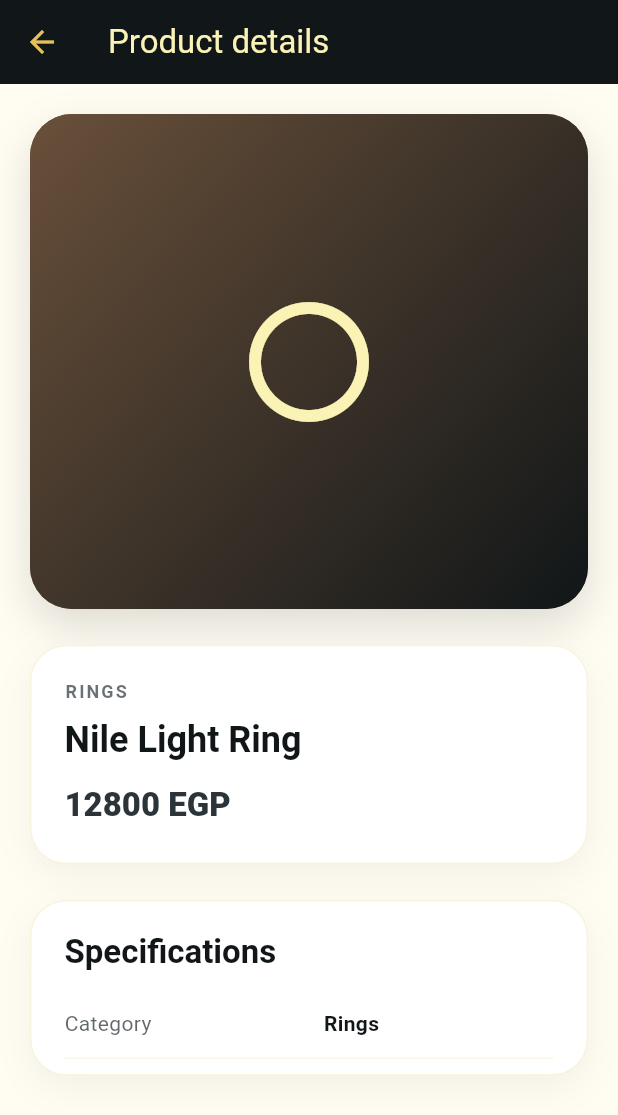
After one commit to mh6168/khan, a Flutter app: the ProductDetailsScreen screen opened directly with sample values from the repository, on a phone screen of 412 x 824 dp. The commit adds this screen. Shown: the top 1115 px of the screen. Run offline on Flutter 3.47's test engine with Material 3 defaults, Android fonts, the phone set to English and light mode, and no system bars; our stand-ins replace cloud_firestore, firebase_auth, firebase_core; accounts and stored records are empty.

Commit message:
created the product details page

```diff
--- a/flutter_application_1/lib/models/jewelry_product.dart
+++ b/flutter_application_1/lib/models/jewelry_product.dart
@@ -21,7 +21,14 @@ class JewelryProduct {
     this.totalWeight,
     this.goldWeight,
     this.brand,
+    this.model,
+    this.watchType,
+    this.caseMaterial,
+    this.dialColor,
+    this.movementType,
     this.origin,
+    this.currentPremium,
+    this.originalPremium,
     this.threeDModelUrl,
     this.createdAt,
   });
@@ -58,7 +65,14 @@ class JewelryProduct {
       totalWeight: _doubleValue(data['totalWeight']),
       goldWeight: _doubleValue(data['goldWeight']),
       brand: brand,
+      model: model,
+      watchType: _stringValue(data['watchType']),
+      caseMaterial: _stringValue(data['caseMaterial']),
+      dialColor: _stringValue(data['dialColor']),
+      movementType: _stringValue(data['movementType']),
       origin: _stringValue(data['countryOfOrigin']),
+      currentPremium: _doubleValue(data['currentPremium']),
+      originalPremium: _doubleValue(data['originalPremium']),
       threeDModelUrl: _stringValue(data['threeDModelUrl']),
       createdAt: _dateValue(data['createdAt']),
     );
@@ -79,7 +93,14 @@ class JewelryProduct {
   final double? totalWeight;
   final double? goldWeight;
   final String? brand;
+  final String? model;
+  final String? watchType;
+  final String? caseMaterial;
+  final String? dialColor;
+  final String? movementType;
   final String? origin;
+  final double? currentPremium;
+  final double? originalPremium;
   final String? threeDModelUrl;
   final DateTime? createdAt;
 
--- a/flutter_application_1/lib/screens/customer_home_screen.dart
+++ b/flutter_application_1/lib/screens/customer_home_screen.dart
@@ -17,6 +17,7 @@ import 'account_settings_screen.dart';
 import 'favorites_screen.dart';
 import 'invest_screen.dart';
 import 'profile_screen.dart';
+import 'product_details_screen.dart';
 
 class CustomerHomeScreen extends StatefulWidget {
   const CustomerHomeScreen({
@@ -258,6 +259,7 @@ class _CustomerHomeScreenState extends State<CustomerHomeScreen> {
           products: trending,
           favoriteIds: _favoriteIds,
           onFavoriteTap: _toggleFavorite,
+          onProductTap: _openProductDetails,
         ),
         const SizedBox(height: 28),
         HomeProductSection(
@@ -266,6 +268,7 @@ class _CustomerHomeScreenState extends State<CustomerHomeScreen> {
           products: arrivals,
           favoriteIds: _favoriteIds,
           onFavoriteTap: _toggleFavorite,
+          onProductTap: _openProductDetails,
         ),
       ],
     );
@@ -349,4 +352,12 @@ class _CustomerHomeScreenState extends State<CustomerHomeScreen> {
       }
     });
   }
+
+  void _openProductDetails(JewelryProduct product) {
+    Navigator.of(context).push(
+      MaterialPageRoute<void>(
+        builder: (_) => ProductDetailsScreen(product: product),
+      ),
+    );
+  }
 }
--- /dev/null
+++ b/flutter_application_1/lib/screens/product_details_screen.dart
@@ -0,0 +1,315 @@
+import 'package:flutter/material.dart';
+
+import '../khan_colors.dart';
+import '../models/jewelry_product.dart';
+
+class ProductDetailsScreen extends StatefulWidget {
+  const ProductDetailsScreen({super.key, required this.product});
+
+  final JewelryProduct product;
+
+  @override
+  State<ProductDetailsScreen> createState() => _ProductDetailsScreenState();
+}
+
+class _ProductDetailsScreenState extends State<ProductDetailsScreen> {
+  int _currentImage = 0;
+
+  @override
+  Widget build(BuildContext context) {
+    return Scaffold(
+      backgroundColor: khanBackground,
+      appBar: AppBar(
+        title: const Text('Product details'),
+        backgroundColor: khanDark,
+        foregroundColor: khanLightGold,
+        iconTheme: const IconThemeData(color: khanGold),
+      ),
+      body: SingleChildScrollView(
+        padding: const EdgeInsets.fromLTRB(20, 20, 20, 32),
+        child: Center(
+          child: ConstrainedBox(
+            constraints: const BoxConstraints(maxWidth: 760),
+            child: Column(
+              crossAxisAlignment: CrossAxisAlignment.stretch,
+              children: [
+                _ProductGallery(
+                  product: widget.product,
+                  currentImage: _currentImage,
+                  onImageChanged: (index) {
+                    setState(() => _currentImage = index);
+                  },
+                ),
+                const SizedBox(height: 24),
+                _ProductHeader(product: widget.product),
+                const SizedBox(height: 24),
+                _Specifications(product: widget.product),
+              ],
+            ),
+          ),
+        ),
+      ),
+    );
+  }
+}
+
+class _ProductGallery extends StatelessWidget {
+  const _ProductGallery({
+    required this.product,
+    required this.currentImage,
+    required this.onImageChanged,
+  });
+
+  final JewelryProduct product;
+  final int currentImage;
+  final ValueChanged<int> onImageChanged;
+
+  @override
+  Widget build(BuildContext context) {
+    final images = product.imageUrls;
+    return Column(
+      children: [
+        Container(
+          height: 330,
+          decoration: BoxDecoration(
+            color: product.artworkColor,
+            borderRadius: BorderRadius.circular(28),
+            boxShadow: [
+              BoxShadow(
+                color: khanDark.withValues(alpha: 0.14),
+                blurRadius: 24,
+                offset: const Offset(0, 12),
+              ),
+            ],
+          ),
+          clipBehavior: Clip.antiAlias,
+          child: images.isEmpty
+              ? _GalleryFallback(product: product)
+              : PageView.builder(
+                  itemCount: images.length,
+                  onPageChanged: onImageChanged,
+                  itemBuilder: (context, index) => Image.network(
+                    images[index],
+                    fit: BoxFit.cover,
+                    errorBuilder: (context, error, stackTrace) =>
+                        _GalleryFallback(product: product),
+                  ),
+                ),
+        ),
+        if (images.length > 1) ...[
+          const SizedBox(height: 12),
+          Row(
+            mainAxisAlignment: MainAxisAlignment.center,
+            children: List.generate(
+              images.length,
+              (index) => AnimatedContainer(
+                duration: const Duration(milliseconds: 180),
+                width: index == currentImage ? 22 : 7,
+                height: 7,
+                margin: const EdgeInsets.symmetric(horizontal: 3),
+                decoration: BoxDecoration(
+                  color: index == currentImage ? khanGold : khanDark,
+                  borderRadius: BorderRadius.circular(8),
+                ),
+              ),
+            ),
+          ),
+        ],
+      ],
+    );
+  }
+}
+
+class _GalleryFallback extends StatelessWidget {
+  const _GalleryFallback({required this.product});
+
+  final JewelryProduct product;
+
+  @override
+  Widget build(BuildContext context) {
+    return Container(
+      decoration: BoxDecoration(
+        gradient: LinearGradient(
+          colors: [product.artworkColor, khanDark],
+          begin: Alignment.topLeft,
+          end: Alignment.bottomRight,
+        ),
+      ),
+      child: Center(
+        child: Icon(product.artworkIcon, color: khanLightGold, size: 96),
+      ),
+    );
+  }
+}
+
+class _ProductHeader extends StatelessWidget {
+  const _ProductHeader({required this.product});
+
+  final JewelryProduct product;
+
+  @override
+  Widget build(BuildContext context) {
+    return Container(
+      padding: const EdgeInsets.fromLTRB(22, 22, 22, 24),
+      decoration: _panelDecoration(),
+      child: Column(
+        crossAxisAlignment: CrossAxisAlignment.start,
+        children: [
+          Text(
+            product.category.toUpperCase(),
+            style: Theme.of(context).textTheme.labelMedium?.copyWith(
+              color: khanSecondaryDark.withValues(alpha: 0.7),
+              letterSpacing: 1.4,
+              fontWeight: FontWeight.w700,
+            ),
+          ),
+          const SizedBox(height: 8),
+          Text(
+            product.name,
+            style: Theme.of(context).textTheme.headlineSmall
+                ?.copyWith(color: khanDark, fontWeight: FontWeight.w700),
+          ),
+          const SizedBox(height: 14),
+          Text(
+            product.priceEgp == null
+                ? 'Price unavailable'
+                : '${product.priceEgp!.toStringAsFixed(0)} EGP',
+            style: Theme.of(context).textTheme.titleLarge?.copyWith(
+              color: khanSecondaryDark,
+              fontWeight: FontWeight.w800,
+            ),
+          ),
+        ],
+      ),
+    );
+  }
+}
+
+class _Specifications extends StatelessWidget {
+  const _Specifications({required this.product});
+
+  final JewelryProduct product;
+
+  @override
+  Widget build(BuildContext context) {
+    final rows = product.productType == 'watch'
+        ? <MapEntry<String, String?>>[
+            MapEntry('Brand', product.brand),
+            MapEntry('Model', product.model),
+            MapEntry('Watch type', product.watchType),
+            MapEntry('Case material', product.caseMaterial),
+            MapEntry('Dial color', product.dialColor),
+            MapEntry('Movement type', product.movementType),
+            MapEntry('Country of origin', product.origin),
+          ]
+        : <MapEntry<String, String?>>[
+            MapEntry('Category', product.category),
+            MapEntry('Total weight', _grams(product.totalWeight)),
+            MapEntry('Gold weight', _grams(product.goldWeight)),
+            MapEntry(
+              'Gold karat',
+              product.goldKarat == null ? null : '${product.goldKarat}K',
+            ),
+            MapEntry('Gold color', product.goldColor),
+            MapEntry('Country of origin', product.origin),
+            MapEntry('Current premium', _egp(product.currentPremium)),
+            MapEntry('Original premium', _egp(product.originalPremium)),
+          ];
+    final availableRows = rows
+        .where((row) => row.value != null && row.value!.isNotEmpty)
+        .toList();
+
+    return Container(
+      padding: const EdgeInsets.fromLTRB(22, 20, 22, 10),
+      decoration: _panelDecoration(),
+      child: Column(
+        crossAxisAlignment: CrossAxisAlignment.start,
+        children: [
+          Text(
+            'Specifications',
+            style: Theme.of(context).textTheme.titleLarge
+                ?.copyWith(color: khanDark, fontWeight: FontWeight.w700),
+          ),
+          const SizedBox(height: 10),
+          if (availableRows.isEmpty)
+            Padding(
+              padding: const EdgeInsets.only(bottom: 12),
+              child: Text(
+                'No additional specifications available.',
+                style: Theme.of(context).textTheme.bodyMedium?.copyWith(
+                  color: khanSecondaryDark.withValues(alpha: 0.75),
+                ),
+              ),
+            )
+          else
+            ...availableRows.map(
+              (row) => _SpecificationRow(label: row.key, value: row.value!),
+            ),
+        ],
+      ),
+    );
+  }
+
+  static String? _grams(double? value) {
+    return value == null ? null : '${value.toStringAsFixed(2)} g';
+  }
+
+  static String? _egp(double? value) {
+    return value == null ? null : '${value.toStringAsFixed(2)} EGP / g';
+  }
+}
+
+class _SpecificationRow extends StatelessWidget {
+  const _SpecificationRow({required this.label, required this.value});
+
+  final String label;
+  final String value;
+
+  @override
+  Widget build(BuildContext context) {
+    return Container(
+      padding: const EdgeInsets.symmetric(vertical: 13),
+      decoration: BoxDecoration(
+        border: Border(
+          bottom: BorderSide(color: khanGold.withValues(alpha: 0.16)),
+        ),
+      ),
+      child: Row(
+        crossAxisAlignment: CrossAxisAlignment.start,
+        children: [
+          Expanded(
+            child: Text(
+              label,
+              style: Theme.of(context).textTheme.bodyMedium
+                  ?.copyWith(color: khanSecondaryDark.withValues(alpha: 0.75)),
+            ),
+          ),
+          const SizedBox(width: 20),
+          Flexible(
+            child: Text(
+              value,
+              textAlign: TextAlign.end,
+              style: Theme.of(context).textTheme.bodyMedium
+                  ?.copyWith(color: khanDark, fontWeight: FontWeight.w700),
+            ),
+          ),
+        ],
+      ),
+    );
+  }
+}
+
+BoxDecoration _panelDecoration() {
+  return BoxDecoration(
+    color: Colors.white,
+    borderRadius: BorderRadius.circular(24),
+    border: Border.all(color: khanGold.withValues(alpha: 0.2)),
+    boxShadow: [
+      BoxShadow(
+        color: khanDark.withValues(alpha: 0.05),
+        blurRadius: 20,
+        offset: const Offset(0, 8),
+      ),
+    ],
+  );
+}
--- a/flutter_application_1/lib/widgets/home_sections.dart
+++ b/flutter_application_1/lib/widgets/home_sections.dart
@@ -63,6 +63,7 @@ class HomeProductSection extends StatelessWidget {
     required this.products,
     required this.favoriteIds,
     required this.onFavoriteTap,
+    this.onProductTap,
   });
 
   final String title;
@@ -70,6 +71,7 @@ class HomeProductSection extends StatelessWidget {
   final List<JewelryProduct> products;
   final Set<String> favoriteIds;
   final ValueChanged<JewelryProduct> onFavoriteTap;
+  final ValueChanged<JewelryProduct>? onProductTap;
 
   @override
   Widget build(BuildContext context) {
@@ -96,6 +98,9 @@ class HomeProductSection extends StatelessWidget {
                 product: product,
                 isFavorite: favoriteIds.contains(product.id),
                 onFavoriteTap: () => onFavoriteTap(product),
+                onTap: onProductTap == null
+                    ? null
+                    : () => onProductTap!(product),
               );
             },
           ),
--- a/flutter_application_1/lib/widgets/product_card.dart
+++ b/flutter_application_1/lib/widgets/product_card.dart
@@ -9,15 +9,19 @@ class ProductCard extends StatelessWidget {
     required this.product,
     required this.isFavorite,
     required this.onFavoriteTap,
+    this.onTap,
   });
 
   final JewelryProduct product;
   final bool isFavorite;
   final VoidCallback onFavoriteTap;
+  final VoidCallback? onTap;
 
   @override
   Widget build(BuildContext context) {
-    return Container(
+    return GestureDetector(
+      onTap: onTap,
+      child: Container(
         width: 218,
         decoration: BoxDecoration(
           color: Colors.white,
@@ -71,21 +75,26 @@ class ProductCard extends StatelessWidget {
                     product.name,
                     maxLines: 1,
                     overflow: TextOverflow.ellipsis,
-                  style: Theme.of(context).textTheme.titleSmall
-                      ?.copyWith(color: khanDark, fontWeight: FontWeight.w700),
+                    style: Theme.of(context).textTheme.titleSmall?.copyWith(
+                      color: khanDark,
+                      fontWeight: FontWeight.w700,
+                    ),
                   ),
                   const SizedBox(height: 7),
                   Text(
                     product.priceEgp == null
                         ? 'Price unavailable'
                         : '${product.priceEgp!.toStringAsFixed(0)} EGP',
-                  style: Theme.of(context).textTheme.titleSmall
-                      ?.copyWith(color: khanDark, fontWeight: FontWeight.w700),
+                    style: Theme.of(context).textTheme.titleSmall?.copyWith(
+                      color: khanDark,
+                      fontWeight: FontWeight.w700,
+                    ),
                   ),
                 ],
               ),
             ),
           ],
+        ),
       ),
     );
   }
```
Lines whose indentation alone changed are shown as unchanged.
